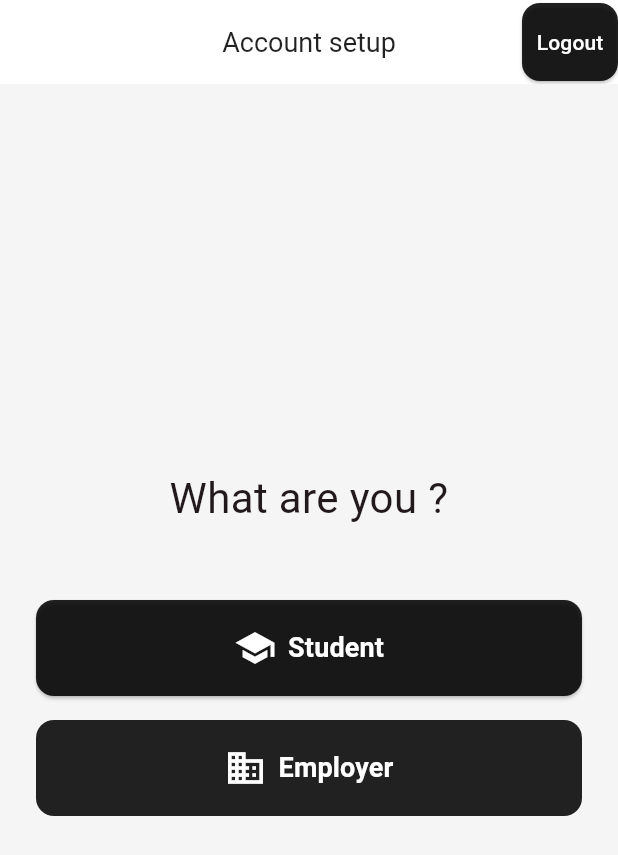
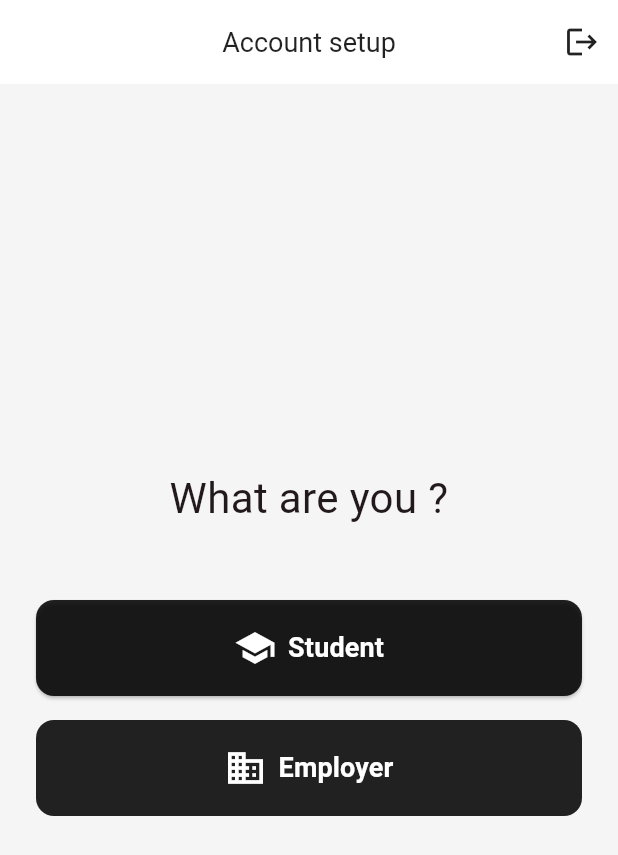
Before and after one commit to val-mon/vagoflax, a Flutter app: the screen it shows once a user with an empty profile is signed in, on a phone screen of 412 x 824 dp. Shown: the top 855 px of the screen. Run offline on Flutter 3.47's test engine with Material 3 defaults, Android fonts, the phone set to English and light mode, and no system bars; our stand-ins replace cloud_firestore, crystal_navigation_bar, firebase_auth, firebase_core, flutter_dotenv, go_router and 1 more; missing offline and left inert: cloudinary_api, cloudinary_url_gen, firebase_ui_auth; accounts and stored records are empty.

Commit message:
fix: Fixed logout button in sign up step 2

```diff
--- a/lib/views/signup_2_type_screen.dart
+++ b/lib/views/signup_2_type_screen.dart
@@ -2,7 +2,6 @@ import 'package:flutter/material.dart';
 import 'package:go_router/go_router.dart';
 import 'package:provider/provider.dart';
 import 'package:vagoflax/providers/app_state.dart';
-import 'package:vagoflax/widgets/logout_button.dart';
 
 class SignUpTypeScreen extends StatelessWidget {
   const SignUpTypeScreen({super.key});
@@ -13,7 +12,14 @@ class SignUpTypeScreen extends StatelessWidget {
       appBar: AppBar(
         title: const Text('Account setup'),
         centerTitle: true,
-        actions: [const LogoutButton()],
+        actions: [IconButton(
+          icon: const Icon(Icons.logout),
+          tooltip: 'Logout',
+          onPressed: () {
+            context.read<ApplicationState>().signOut();
+            context.go('/');
+          },
+        )],
       ),
       body: Padding(
         padding: const EdgeInsets.all(24.0),
--- a/lib/views/student_applications.dart
+++ b/lib/views/student_applications.dart
@@ -4,7 +4,7 @@ import 'package:vagoflax/providers/application_provider.dart';
 
 import 'package:vagoflax/widgets/about_icon.dart';
 import 'package:vagoflax/widgets/job_application_student_item.dart';
-import 'package:vagoflax/widgets/logout_button.dart';
+import 'package:vagoflax/widgets/profile_button.dart';
 
 import '../providers/app_state.dart';
 import '../providers/job_provider.dart';
@@ -35,7 +35,7 @@ class StudentApplicationsScreen extends StatelessWidget {
         leading: const AboutIcon(),
         title: const Text('My applications'),
         centerTitle: true,
-        actions: const [LogoutButton()],
+        actions: const [ProfileButton()],
       ),
 
       body: applicationProvider.isLoading
```
